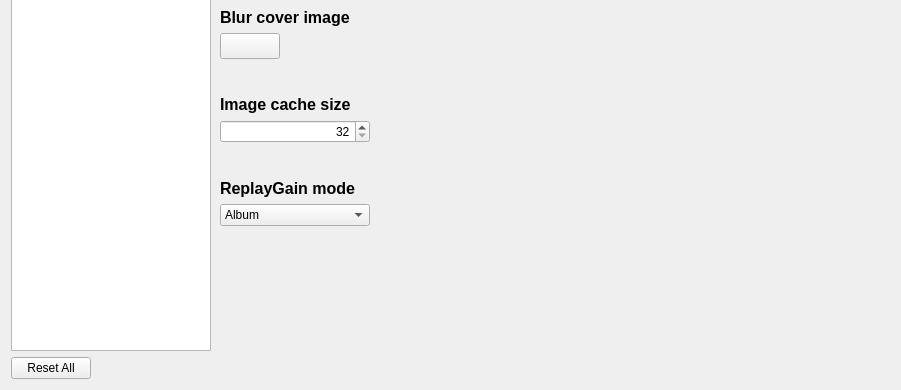
billlin0904/xamp2, file src/widget_shared/preferencedialog.ui: the form before one commit; both pictures show x 0 to 901 and y 289 to 679 of the 901 by 679 pixel window.
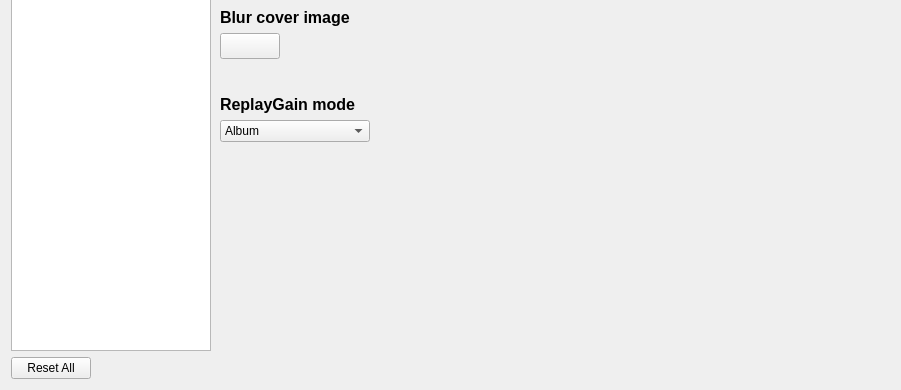
The form after the commit. Custom widgets are drawn as their Qt base class.

The edit to the form file:
```diff
--- a/src/widget_shared/preferencedialog.ui
+++ b/src/widget_shared/preferencedialog.ui
@@ -73,7 +73,7 @@
         <number>0</number>
        </property>
        <widget class="QWidget" name="playbackPage">
-        <layout class="QVBoxLayout" name="verticalLayout_17" stretch="0,0,0,0,0,0,0,0,0,0,0,0">
+        <layout class="QVBoxLayout" name="verticalLayout_17" stretch="0,0,0,0,0,0,0,0,0,0">
          <item>
           <layout class="QVBoxLayout" name="verticalLayout_15">
            <item>
@@ -303,71 +303,6 @@
            </property>
           </spacer>
          </item>
-         <item>
-          <layout class="QVBoxLayout" name="verticalLayout_12">
-           <item>
-            <widget class="QLabel" name="lbAlbumImageCacheSize">
-             <property name="maximumSize">
-              <size>
-               <width>16777215</width>
-               <height>16777215</height>
-              </size>
-             </property>
-             <property name="font">
-              <font>
-               <pointsize>12</pointsize>
-               <weight>75</weight>
-               <bold>true</bold>
-               <kerning>false</kerning>
-              </font>
-             </property>
-             <property name="text">
-              <string>Image cache size</string>
-             </property>
-            </widget>
-           </item>
-           <item>
-            <widget class="QSpinBox" name="albumImageCacheSizeSpinBox">
-             <property name="maximumSize">
-              <size>
-               <width>150</width>
-               <height>16777215</height>
-              </size>
-             </property>
-             <property name="font">
-              <font>
-               <kerning>false</kerning>
-              </font>
-             </property>
-             <property name="alignment">
-              <set>Qt::AlignRight|Qt::AlignTrailing|Qt::AlignVCenter</set>
-             </property>
-             <property name="minimum">
-              <number>32</number>
-             </property>
-             <property name="maximum">
-              <number>128</number>
-             </property>
-            </widget>
-           </item>
-          </layout>
-         </item>
-         <item>
-          <spacer name="verticalSpacer_6">
-           <property name="orientation">
-            <enum>Qt::Vertical</enum>
-           </property>
-           <property name="sizeType">
-            <enum>QSizePolicy::Fixed</enum>
-           </property>
-           <property name="sizeHint" stdset="0">
-            <size>
-             <width>20</width>
-             <height>30</height>
-            </size>
-           </property>
-          </spacer>
-         </item>
          <item>
           <layout class="QVBoxLayout" name="verticalLayout_5">
            <item>
```
